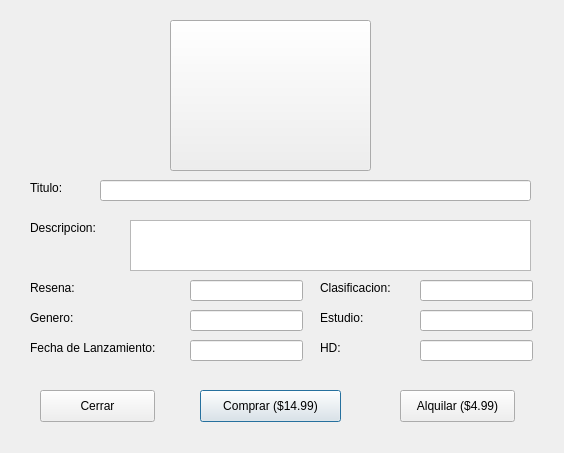
The window that FinalProject/infopelisprem.ui (ElenaCaballero/p3-proyectoFinal) describes before a commit, drawn with Qt 5.
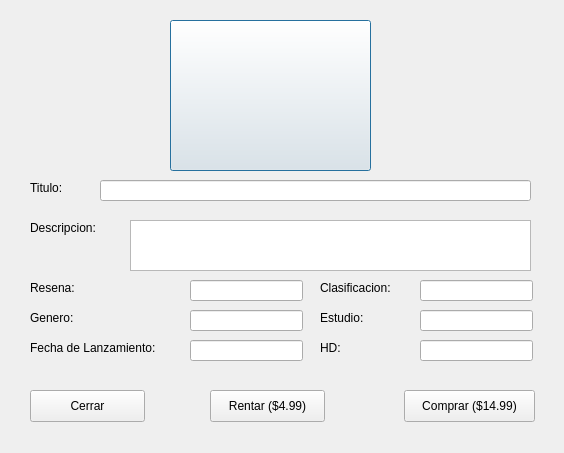
The same window after the commit.

Diff of the .ui file:
```diff
--- a/FinalProject/infopelisprem.ui
+++ b/FinalProject/infopelisprem.ui
@@ -26,19 +26,6 @@
     <string>Resena:</string>
    </property>
   </widget>
-  <widget class="QPushButton" name="buyM">
-   <property name="geometry">
-    <rect>
-     <x>200</x>
-     <y>390</y>
-     <width>141</width>
-     <height>32</height>
-    </rect>
-   </property>
-   <property name="text">
-    <string>Comprar ($14.99)</string>
-   </property>
-  </widget>
   <widget class="QPushButton" name="foto">
    <property name="enabled">
     <bool>true</bool>
@@ -110,19 +97,6 @@
     <bool>true</bool>
    </property>
   </widget>
-  <widget class="QPushButton" name="pushButton_6">
-   <property name="geometry">
-    <rect>
-     <x>40</x>
-     <y>390</y>
-     <width>115</width>
-     <height>32</height>
-    </rect>
-   </property>
-   <property name="text">
-    <string>Cerrar</string>
-   </property>
-  </widget>
   <widget class="QTextEdit" name="descri">
    <property name="geometry">
     <rect>
@@ -227,19 +201,6 @@
     <string>Titulo:</string>
    </property>
   </widget>
-  <widget class="QPushButton" name="RentM">
-   <property name="geometry">
-    <rect>
-     <x>400</x>
-     <y>390</y>
-     <width>115</width>
-     <height>32</height>
-    </rect>
-   </property>
-   <property name="text">
-    <string>Alquilar ($4.99)</string>
-   </property>
-  </widget>
   <widget class="QLineEdit" name="titulo">
    <property name="geometry">
     <rect>
@@ -279,6 +240,45 @@
     <string>HD:</string>
    </property>
   </widget>
+  <widget class="QPushButton" name="close">
+   <property name="geometry">
+    <rect>
+     <x>30</x>
+     <y>390</y>
+     <width>115</width>
+     <height>32</height>
+    </rect>
+   </property>
+   <property name="text">
+    <string>Cerrar</string>
+   </property>
+  </widget>
+  <widget class="QPushButton" name="pushButton_2">
+   <property name="geometry">
+    <rect>
+     <x>210</x>
+     <y>390</y>
+     <width>115</width>
+     <height>32</height>
+    </rect>
+   </property>
+   <property name="text">
+    <string>Rentar ($4.99)</string>
+   </property>
+  </widget>
+  <widget class="QPushButton" name="pushButton_3">
+   <property name="geometry">
+    <rect>
+     <x>404</x>
+     <y>390</y>
+     <width>131</width>
+     <height>32</height>
+    </rect>
+   </property>
+   <property name="text">
+    <string>Comprar ($14.99)</string>
+   </property>
+  </widget>
  </widget>
  <resources/>
  <connections/>
```
